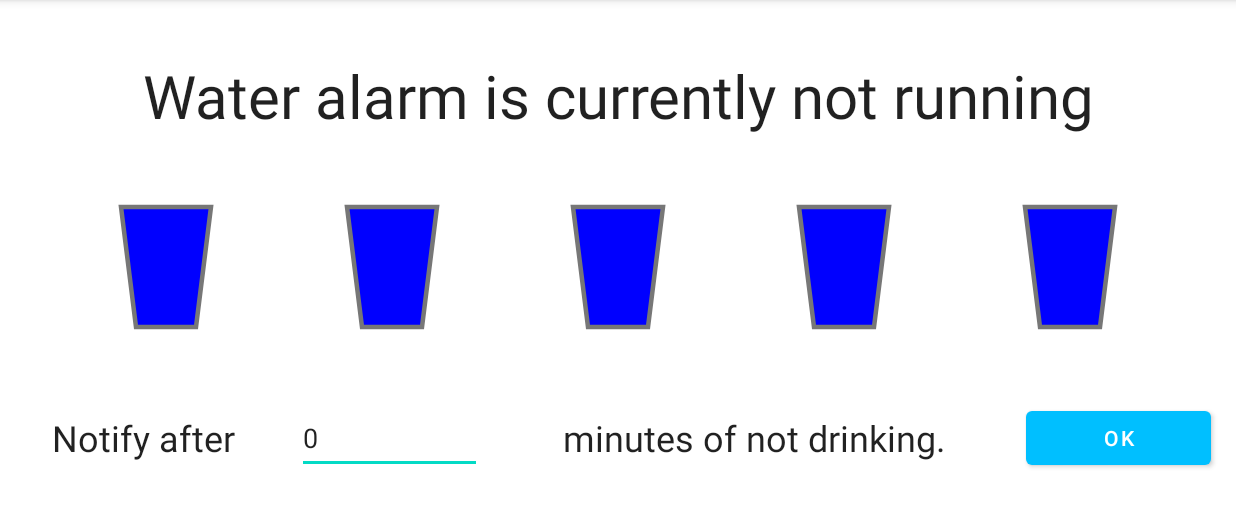
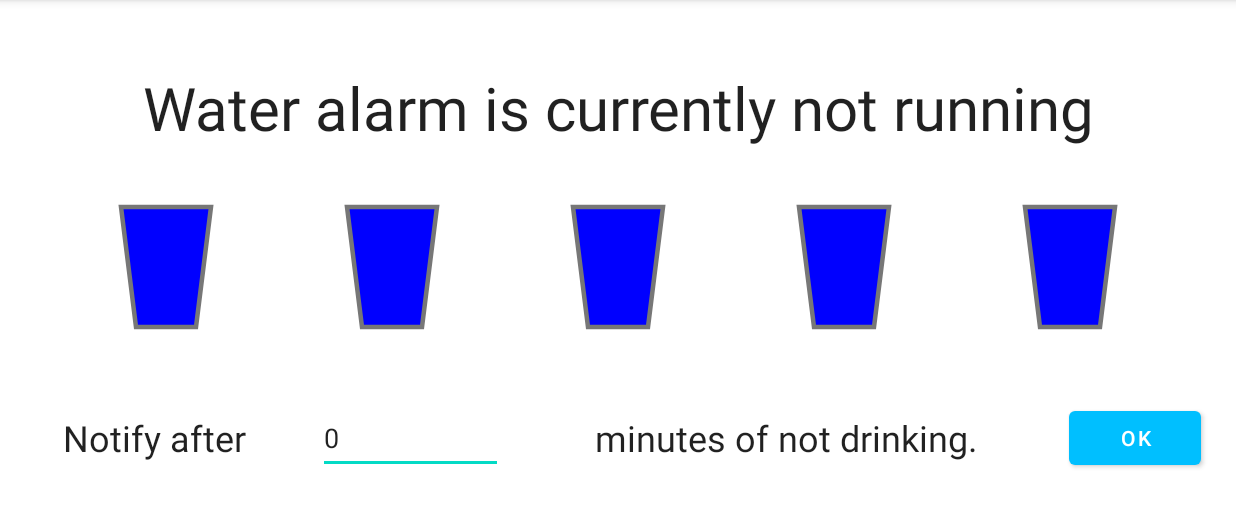
Before and after one commit to ktprograms/WaterTracker, an Android app: the screen it shows after launch (MainActivity), on a phone screen of 824 x 412 dp (held sideways), the part 84-612 px from its top. Run offline under Robolectric (Android 15) with nearby library versions, the phone set to English and light mode, and no system bars.

Commit message:
Add padding, refactor code, use sp for font sizes

```diff
--- a/app/src/main/res/layout/activity_main.xml
+++ b/app/src/main/res/layout/activity_main.xml
@@ -1,4 +1,5 @@
-<?xml version="1.0" encoding="utf-8"?><!--
+<?xml version="1.0" encoding="utf-8"?>
+<!--
   ~ GNU General Public License v3.0
   ~
   ~ Copyright (c) 2020 Toh Jeen Gie Keith
@@ -132,9 +133,10 @@
                 android:layout_weight="3"
                 android:autoSizeTextType="uniform"
                 android:gravity="center|center_vertical"
+                android:paddingHorizontal="16dp"
                 android:text="Congratulations! You have drank all 5 glasses for today!"
                 android:textColor="?android:attr/textColorPrimary"
-                android:textSize="40dp"
+                android:textSize="40sp"
                 app:layout_constraintBottom_toBottomOf="parent"
                 app:layout_constraintEnd_toStartOf="@+id/resetBtn"
                 app:layout_constraintStart_toStartOf="parent"
@@ -144,11 +146,11 @@
                 android:id="@+id/resetBtn"
                 android:layout_width="wrap_content"
                 android:layout_height="wrap_content"
+                android:layout_marginEnd="16dp"
                 android:layout_weight="1"
                 android:text="Reset"
                 app:layout_constraintEnd_toEndOf="parent"
                 app:layout_constraintStart_toEndOf="@+id/congratsTextView"
-                app:layout_constraintTop_toBottomOf="parent"
                 app:layout_constraintTop_toTopOf="parent" />
 
         </androidx.constraintlayout.widget.ConstraintLayout>
@@ -174,17 +176,17 @@
                 android:layout_width="0dp"
                 android:layout_height="0dp"
                 android:layout_weight="1"
+                android:autoSizeMaxTextSize="24sp"
                 android:autoSizeTextType="uniform"
                 android:gravity="center"
                 android:maxLines="1"
                 android:text="Notify after "
                 android:textColor="?android:attr/textColorPrimary"
-                android:autoSizeMaxTextSize="24dp"
                 app:layout_constraintBottom_toBottomOf="parent"
                 app:layout_constraintEnd_toStartOf="@+id/minsEditText"
                 app:layout_constraintStart_toStartOf="parent"
                 app:layout_constraintTop_toTopOf="parent"
-                app:layout_constraintWidth_percent="0.2"/>
+                app:layout_constraintWidth_percent="0.2" />
 
             <EditText
                 android:id="@+id/minsEditText"
@@ -205,12 +207,12 @@
                 android:layout_width="0dp"
                 android:layout_height="0dp"
                 android:layout_weight="1"
+                android:autoSizeMaxTextSize="24sp"
                 android:autoSizeTextType="uniform"
                 android:gravity="center"
                 android:maxLines="1"
                 android:text="minutes of not drinking."
                 android:textColor="?android:attr/textColorPrimary"
-                android:autoSizeMaxTextSize="24dp"
                 app:layout_constraintBottom_toBottomOf="parent"
                 app:layout_constraintEnd_toStartOf="@+id/okBtn"
                 app:layout_constraintStart_toEndOf="@+id/minsEditText"
@@ -219,15 +221,15 @@
 
             <Button
                 android:id="@+id/okBtn"
-                android:layout_width="0dp"
-                app:layout_constraintWidth_percent="0.15"
+                android:layout_width="wrap_content"
                 android:layout_height="wrap_content"
                 android:layout_weight="1"
                 android:text="OK"
                 app:layout_constraintBottom_toBottomOf="parent"
                 app:layout_constraintEnd_toEndOf="parent"
                 app:layout_constraintStart_toEndOf="@+id/textView2"
-                app:layout_constraintTop_toTopOf="parent" />
+                app:layout_constraintTop_toTopOf="parent"
+                app:layout_constraintWidth_percent="0.15" />
 
         </androidx.constraintlayout.widget.ConstraintLayout>
 
@@ -237,12 +239,15 @@
         android:id="@+id/alarmTextView"
         android:layout_width="0dp"
         android:layout_height="0dp"
-        app:autoSizeMaxTextSize="40sp"
-        app:autoSizeTextType="uniform"
+        android:layout_marginStart="16dp"
+        android:layout_marginTop="16dp"
+        android:layout_marginEnd="16dp"
         android:gravity="center"
         android:maxLines="1"
         android:text="Water alarm is currently running"
         android:textColor="?android:attr/textColorPrimary"
+        app:autoSizeMaxTextSize="40sp"
+        app:autoSizeTextType="uniform"
         app:layout_constraintBottom_toTopOf="@id/linearLayout"
         app:layout_constraintEnd_toEndOf="parent"
         app:layout_constraintStart_toStartOf="parent"
```
